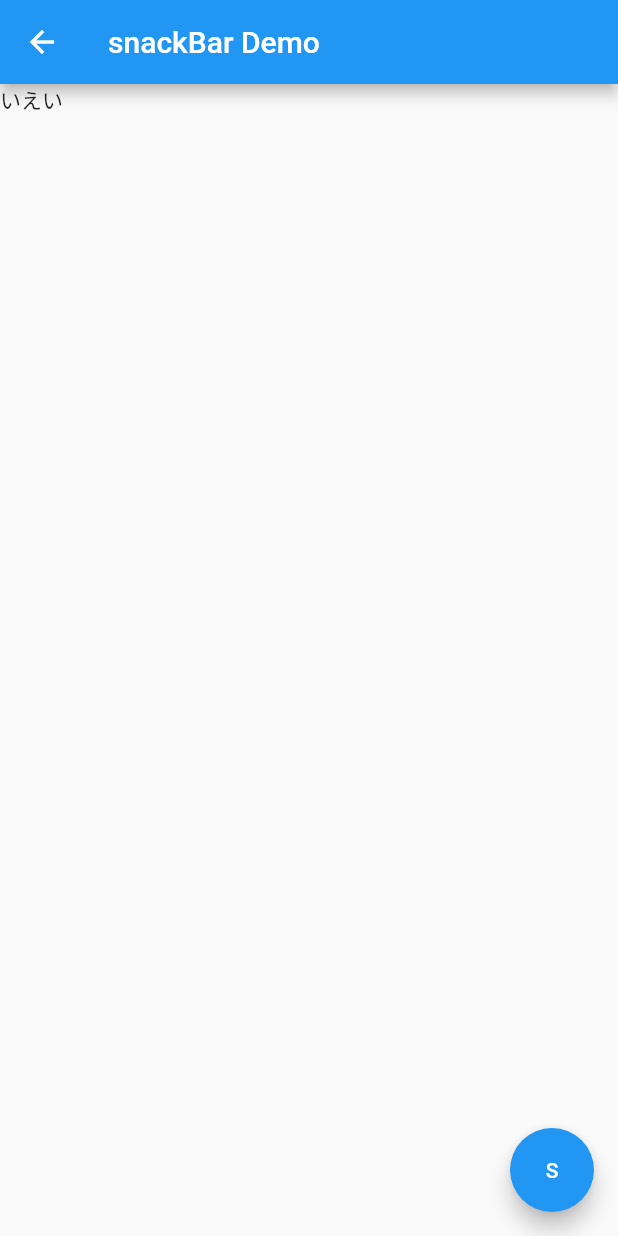
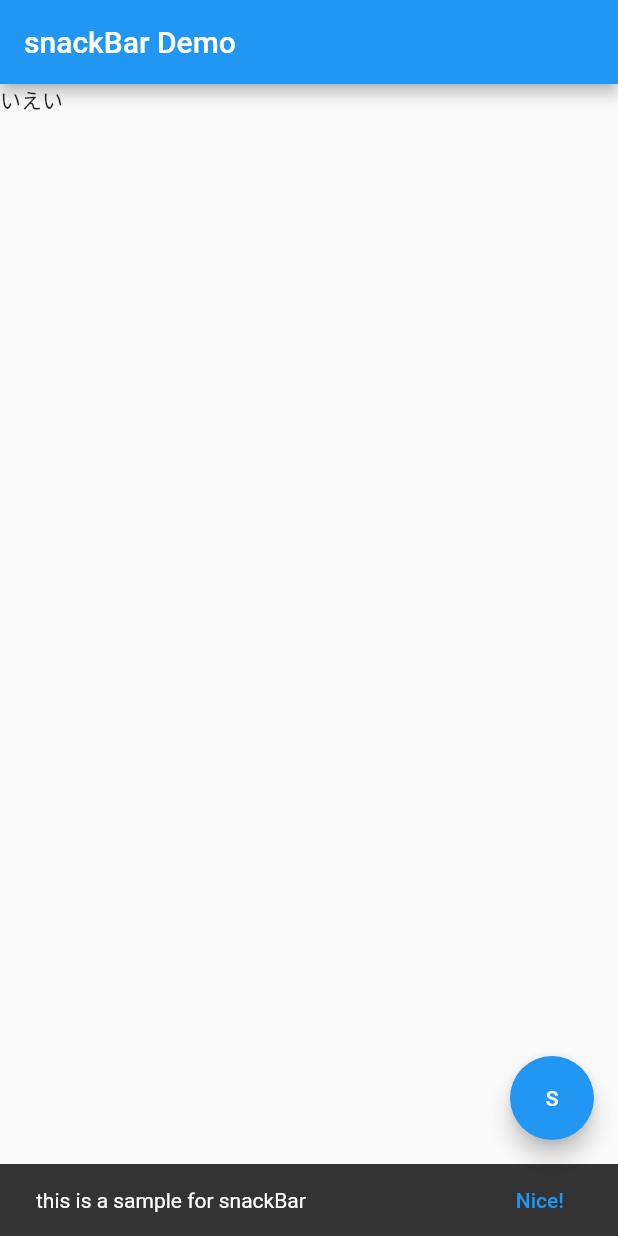
Before and after one commit to fummicc1/FlutterCookbookPractice, a Flutter app: the ShowSnackBarPage screen opened directly, after a tap on an icon or button, on a phone screen of 412 x 824 dp. Run offline on Flutter 3.47's test engine with Material 2 defaults, Android fonts, the phone set to English and light mode, and no system bars.

Commit message:
SnackBar Done

```diff
--- a/lib/SnackBar/main.dart
+++ b/lib/SnackBar/main.dart
@@ -6,6 +6,10 @@ class ShowSnackBarPage extends StatefulWidget {
 }
 
 class _ShowSnackBarPageState extends State<ShowSnackBarPage> {
+
+  final GlobalKey<ScaffoldState> _scaffoldKey = new GlobalKey<ScaffoldState>();
+
+
   void _showSnackBar() {
     final snackBar = SnackBar(
       content: Text("this is a sample for snackBar"),
@@ -16,12 +20,15 @@ class _ShowSnackBarPageState extends State<ShowSnackBarPage> {
           }),
     );
 
-    Scaffold.of(context).showSnackBar(snackBar);
+    _scaffoldKey.currentState.showSnackBar(snackBar);
+
+//    Scaffold.of(context).showSnackBar(snackBar); NO Scaffold Under init floatingActionButton.
   }
 
   @override
   Widget build(BuildContext context) {
     return Scaffold(
+      key: _scaffoldKey,
       appBar: AppBar(
         title: Text("snackBar Demo"),
       ),
--- a/lib/main.dart
+++ b/lib/main.dart
@@ -24,7 +24,7 @@ class MyApp extends StatelessWidget {
         // is not restarted.
         primarySwatch: Colors.blue,
       ),
-      home: UIOrientationPage(),
+      home: ShowSnackBarPage(),
     );
   }
 }
```
